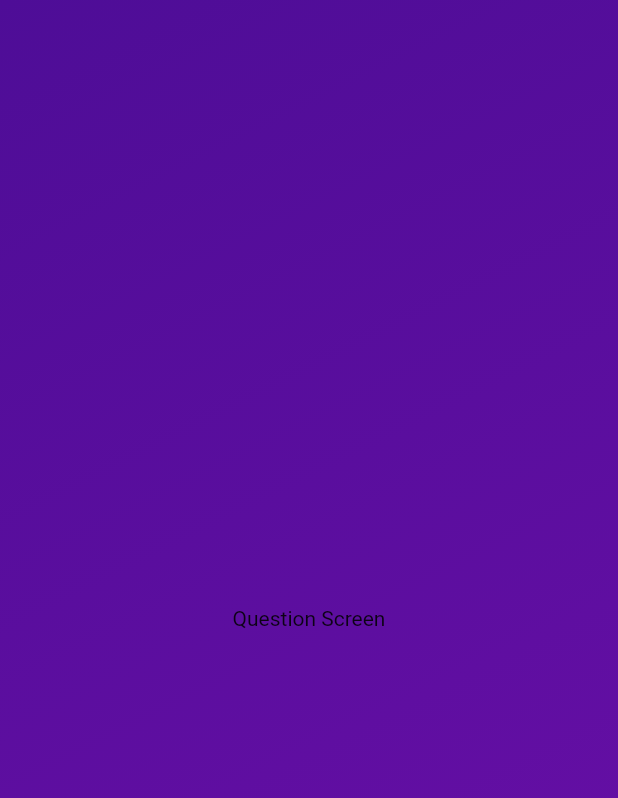
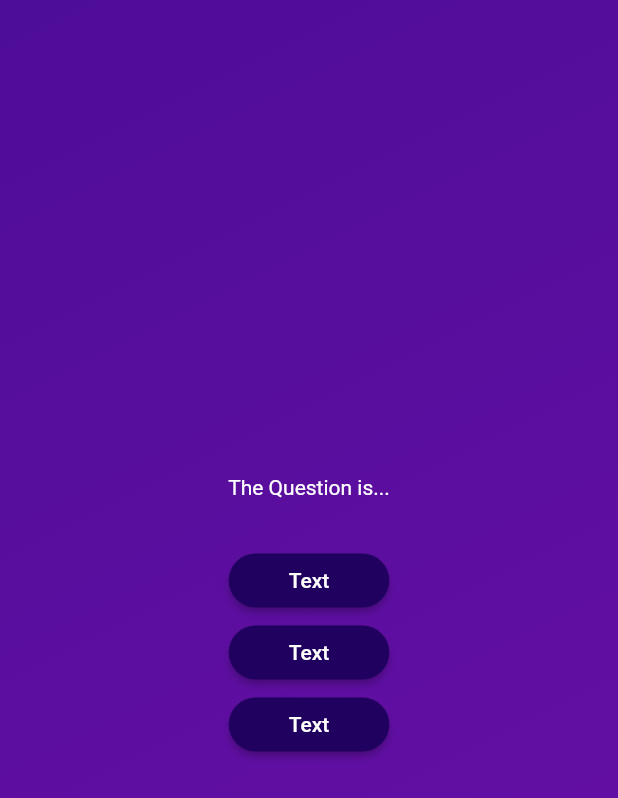
Before and after one commit to Kazumna/QuizApp, a Flutter app: the screen it shows after launch, after a tap on "Start Quiz", on a phone screen of 412 x 824 dp. Shown: the top 798 px of the screen. Run offline on Flutter 3.47's test engine with Material 2 defaults, Android fonts, the phone set to English and light mode, and no system bars.

Commit message:
creating a Reusable, Custom Styled Button

```diff
--- /dev/null
+++ b/lib/models/answer_button.dart
@@ -0,0 +1,24 @@
+import 'package:flutter/material.dart';
+
+class AnswerButton extends StatelessWidget {
+  final String answerText;
+  final void Function() onTap;
+
+  const AnswerButton({required this.answerText, required this.onTap, super.key});
+
+  @override
+  Widget build(BuildContext context) {
+    return ElevatedButton(
+      onPressed: onTap,
+      style: ElevatedButton.styleFrom(
+        padding: const EdgeInsets.symmetric(vertical: 10, horizontal: 40),
+        backgroundColor: const Color.fromARGB(255, 33, 1, 95),
+        foregroundColor: Colors.white,
+        shape: RoundedRectangleBorder(
+          borderRadius: BorderRadius.circular(40.0),
+        ),
+      ),
+      child: Text(answerText),
+    );
+  }
+}
--- a/lib/questions_screen.dart
+++ b/lib/questions_screen.dart
@@ -1,4 +1,5 @@
 import 'package:flutter/material.dart';
+import 'package:quiz_app/models/answer_button.dart';
 
 class QuestionsScreen extends StatefulWidget {
   const QuestionsScreen({super.key});
@@ -10,8 +11,23 @@ class QuestionsScreen extends StatefulWidget {
 class _QuestionsScreenState extends State<QuestionsScreen> {
   @override
   Widget build(BuildContext context) {
-    return const Center(
-      child: Text("Question Screen"),
+    return SizedBox(
+      width: double.infinity,
+      child: Column(
+        mainAxisAlignment: MainAxisAlignment.center,
+        children: [
+          Text(
+            "The Question is...",
+            style: TextStyle(
+              color: Colors.white,
+            ),
+          ),
+          const SizedBox(height: 30),
+          AnswerButton(answerText: 'Text', onTap: () {}),
+          AnswerButton(answerText: 'Text', onTap: () {}),
+          AnswerButton(answerText: 'Text', onTap: () {}),
+        ],
+      ),
     );
   }
 }
```
